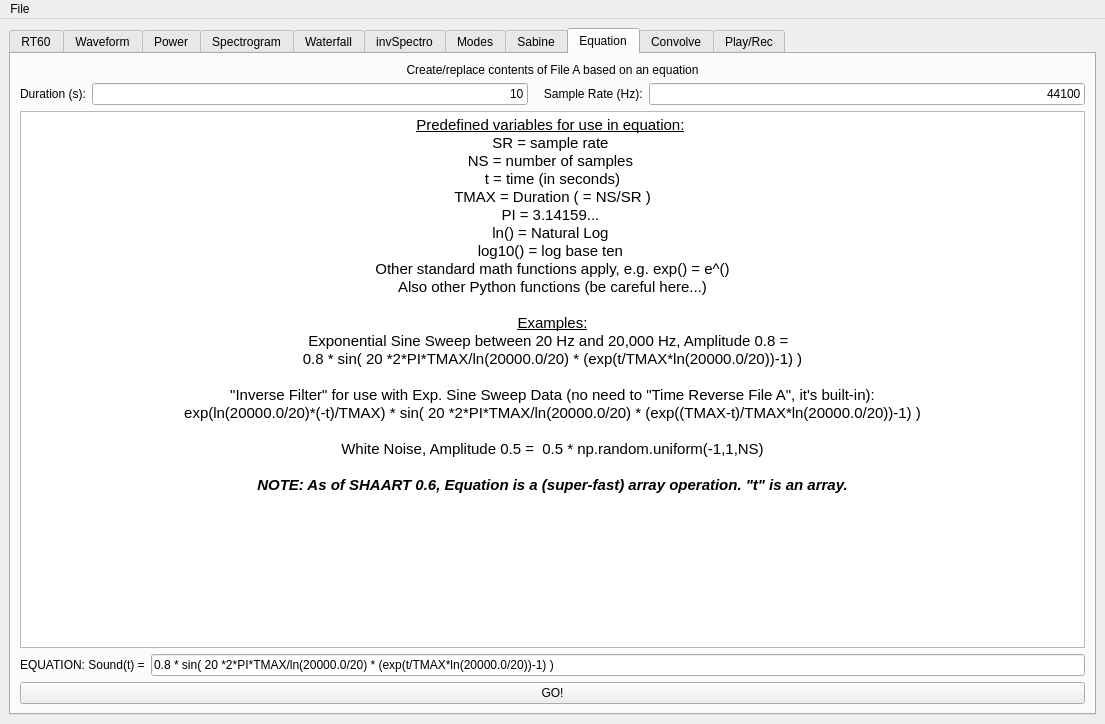
The window that source/ui_shaart.ui (drscotthawley/SHAART) describes before a commit, drawn with Qt 5.
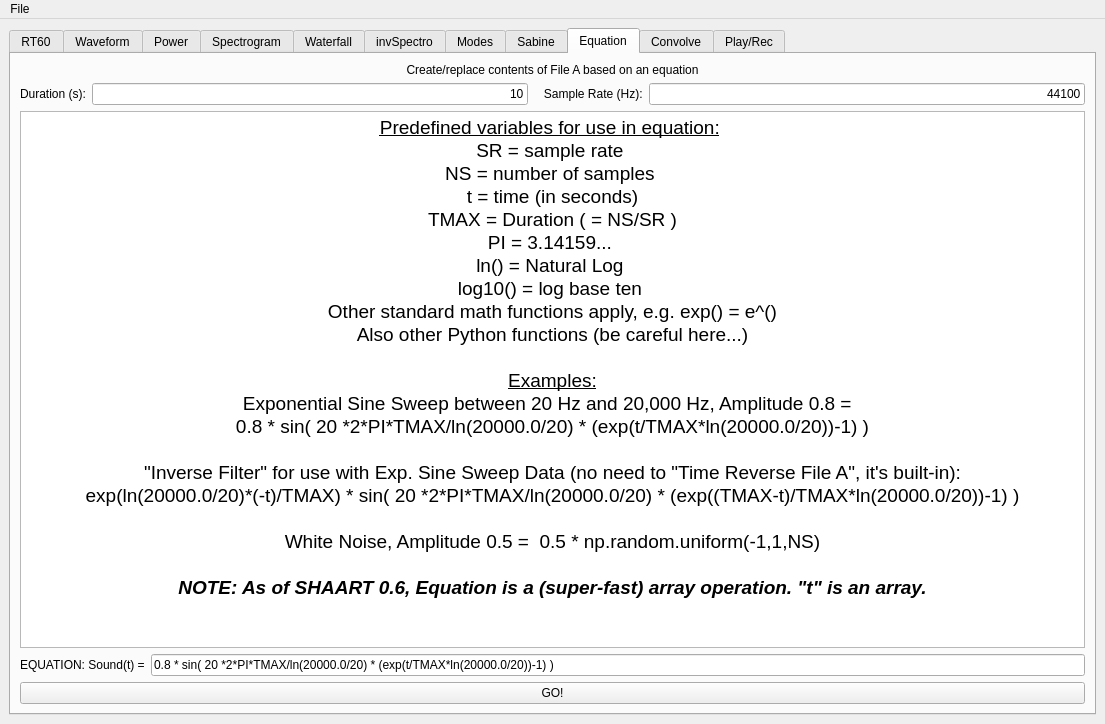
The same window after the commit. The open tabs and pages were chosen to show the change. Icons and pictures are not drawn. Custom widgets are drawn as their Qt base class.

Commit message: increased font size on equation tab

```diff
--- a/source/ui_shaart.ui
+++ b/source/ui_shaart.ui
@@ -1192,28 +1192,28 @@
                <string>&lt;!DOCTYPE HTML PUBLIC &quot;-//W3C//DTD HTML 4.0//EN&quot; &quot;http://www.w3.org/TR/REC-html40/strict.dtd&quot;&gt;
 &lt;html&gt;&lt;head&gt;&lt;meta name=&quot;qrichtext&quot; content=&quot;1&quot; /&gt;&lt;style type=&quot;text/css&quot;&gt;
 p, li { white-space: pre-wrap; }
-&lt;/style&gt;&lt;/head&gt;&lt;body style=&quot; font-family:'Sans Serif'; font-size:9pt; font-weight:400; font-style:normal;&quot;&gt;
-&lt;p align=&quot;center&quot; style=&quot; margin-top:0px; margin-bottom:0px; margin-left:0px; margin-right:0px; -qt-block-indent:0; text-indent:0px;&quot;&gt;&lt;span style=&quot; font-family:'Lucida Grande'; font-size:11pt; text-decoration: underline;&quot;&gt;Predefined variables for use in equation:&lt;/span&gt;&lt;span style=&quot; font-family:'Lucida Grande'; font-size:11pt;&quot;&gt; &lt;/span&gt;&lt;/p&gt;
-&lt;p align=&quot;center&quot; style=&quot; margin-top:0px; margin-bottom:0px; margin-left:0px; margin-right:0px; -qt-block-indent:0; text-indent:0px;&quot;&gt;&lt;span style=&quot; font-family:'Lucida Grande'; font-size:11pt;&quot;&gt;SR = sample rate &lt;/span&gt;&lt;/p&gt;
-&lt;p align=&quot;center&quot; style=&quot; margin-top:0px; margin-bottom:0px; margin-left:0px; margin-right:0px; -qt-block-indent:0; text-indent:0px;&quot;&gt;&lt;span style=&quot; font-family:'Lucida Grande'; font-size:11pt;&quot;&gt;NS = number of samples &lt;/span&gt;&lt;/p&gt;
-&lt;p align=&quot;center&quot; style=&quot; margin-top:0px; margin-bottom:0px; margin-left:0px; margin-right:0px; -qt-block-indent:0; text-indent:0px;&quot;&gt;&lt;span style=&quot; font-family:'Lucida Grande'; font-size:11pt;&quot;&gt;t = time (in seconds)&lt;/span&gt;&lt;/p&gt;
-&lt;p align=&quot;center&quot; style=&quot; margin-top:0px; margin-bottom:0px; margin-left:0px; margin-right:0px; -qt-block-indent:0; text-indent:0px;&quot;&gt;&lt;span style=&quot; font-family:'Lucida Grande'; font-size:11pt;&quot;&gt;TMAX = Duration ( = NS/SR )&lt;/span&gt;&lt;/p&gt;
-&lt;p align=&quot;center&quot; style=&quot; margin-top:0px; margin-bottom:0px; margin-left:0px; margin-right:0px; -qt-block-indent:0; text-indent:0px;&quot;&gt;&lt;span style=&quot; font-family:'Lucida Grande'; font-size:11pt;&quot;&gt;PI = 3.14159... &lt;/span&gt;&lt;/p&gt;
-&lt;p align=&quot;center&quot; style=&quot; margin-top:0px; margin-bottom:0px; margin-left:0px; margin-right:0px; -qt-block-indent:0; text-indent:0px;&quot;&gt;&lt;span style=&quot; font-family:'Lucida Grande'; font-size:11pt;&quot;&gt;ln() = Natural Log &lt;/span&gt;&lt;/p&gt;
-&lt;p align=&quot;center&quot; style=&quot; margin-top:0px; margin-bottom:0px; margin-left:0px; margin-right:0px; -qt-block-indent:0; text-indent:0px;&quot;&gt;&lt;span style=&quot; font-family:'Lucida Grande'; font-size:11pt;&quot;&gt;log10() = log base ten &lt;/span&gt;&lt;/p&gt;
-&lt;p align=&quot;center&quot; style=&quot; margin-top:0px; margin-bottom:0px; margin-left:0px; margin-right:0px; -qt-block-indent:0; text-indent:0px;&quot;&gt;&lt;span style=&quot; font-family:'Lucida Grande'; font-size:11pt;&quot;&gt;Other standard math functions apply, e.g. exp() = e^()&lt;/span&gt;&lt;/p&gt;
-&lt;p align=&quot;center&quot; style=&quot; margin-top:0px; margin-bottom:0px; margin-left:0px; margin-right:0px; -qt-block-indent:0; text-indent:0px;&quot;&gt;&lt;span style=&quot; font-family:'Lucida Grande'; font-size:11pt;&quot;&gt;Also other Python functions (be careful here...)&lt;/span&gt;&lt;/p&gt;
-&lt;p align=&quot;center&quot; style=&quot;-qt-paragraph-type:empty; margin-top:0px; margin-bottom:0px; margin-left:0px; margin-right:0px; -qt-block-indent:0; text-indent:0px; font-family:'Lucida Grande'; font-size:11pt;&quot;&gt;&lt;br /&gt;&lt;/p&gt;
-&lt;p align=&quot;center&quot; style=&quot; margin-top:0px; margin-bottom:0px; margin-left:0px; margin-right:0px; -qt-block-indent:0; text-indent:0px;&quot;&gt;&lt;span style=&quot; font-family:'Lucida Grande'; font-size:11pt; text-decoration: underline;&quot;&gt;Examples:&lt;/span&gt;&lt;/p&gt;
-&lt;p align=&quot;center&quot; style=&quot; margin-top:0px; margin-bottom:0px; margin-left:0px; margin-right:0px; -qt-block-indent:0; text-indent:0px;&quot;&gt;&lt;span style=&quot; font-family:'Lucida Grande'; font-size:11pt;&quot;&gt;Exponential Sine Sweep between 20 Hz and 20,000 Hz, Amplitude 0.8 =  &lt;/span&gt;&lt;/p&gt;
-&lt;p align=&quot;center&quot; style=&quot; margin-top:0px; margin-bottom:0px; margin-left:0px; margin-right:0px; -qt-block-indent:0; text-indent:0px;&quot;&gt;&lt;span style=&quot; font-family:'Lucida Grande'; font-size:11pt;&quot;&gt;0.8 * sin( 20 *2*PI*TMAX/ln(20000.0/20) * (exp(t/TMAX*ln(20000.0/20))-1) )&lt;/span&gt;&lt;/p&gt;
-&lt;p align=&quot;center&quot; style=&quot;-qt-paragraph-type:empty; margin-top:0px; margin-bottom:0px; margin-left:0px; margin-right:0px; -qt-block-indent:0; text-indent:0px; font-family:'Lucida Grande'; font-size:11pt;&quot;&gt;&lt;br /&gt;&lt;/p&gt;
-&lt;p align=&quot;center&quot; style=&quot; margin-top:0px; margin-bottom:0px; margin-left:0px; margin-right:0px; -qt-block-indent:0; text-indent:0px;&quot;&gt;&lt;span style=&quot; font-family:'Lucida Grande'; font-size:11pt;&quot;&gt;&amp;quot;Inverse Filter&amp;quot; for use with Exp. Sine Sweep Data (no need to &amp;quot;Time Reverse File A&amp;quot;, it's built-in):&lt;/span&gt;&lt;/p&gt;
-&lt;p align=&quot;center&quot; style=&quot; margin-top:0px; margin-bottom:0px; margin-left:0px; margin-right:0px; -qt-block-indent:0; text-indent:0px;&quot;&gt;&lt;span style=&quot; font-family:'Lucida Grande'; font-size:11pt;&quot;&gt;exp(ln(20000.0/20)*(-t)/TMAX) * sin( 20 *2*PI*TMAX/ln(20000.0/20) * (exp((TMAX-t)/TMAX*ln(20000.0/20))-1) )&lt;/span&gt;&lt;/p&gt;
-&lt;p align=&quot;center&quot; style=&quot;-qt-paragraph-type:empty; margin-top:0px; margin-bottom:0px; margin-left:0px; margin-right:0px; -qt-block-indent:0; text-indent:0px; font-family:'Lucida Grande'; font-size:11pt;&quot;&gt;&lt;br /&gt;&lt;/p&gt;
-&lt;p align=&quot;center&quot; style=&quot; margin-top:0px; margin-bottom:0px; margin-left:0px; margin-right:0px; -qt-block-indent:0; text-indent:0px;&quot;&gt;&lt;span style=&quot; font-family:'Lucida Grande'; font-size:11pt;&quot;&gt;White Noise, Amplitude 0.5 =  0.5 * np.random.uniform(-1,1,NS)&lt;/span&gt;&lt;/p&gt;
-&lt;p align=&quot;center&quot; style=&quot;-qt-paragraph-type:empty; margin-top:0px; margin-bottom:0px; margin-left:0px; margin-right:0px; -qt-block-indent:0; text-indent:0px; font-family:'Lucida Grande'; font-size:11pt;&quot;&gt;&lt;br /&gt;&lt;/p&gt;
-&lt;p align=&quot;center&quot; style=&quot; margin-top:0px; margin-bottom:0px; margin-left:0px; margin-right:0px; -qt-block-indent:0; text-indent:0px;&quot;&gt;&lt;span style=&quot; font-family:'Lucida Grande'; font-size:11pt; font-weight:600; font-style:italic;&quot;&gt;NOTE: As of SHAART 0.6, Equation is a (super-fast) array operation. &amp;quot;t&amp;quot; is an array.&lt;/span&gt;&lt;/p&gt;&lt;/body&gt;&lt;/html&gt;</string>
+&lt;/style&gt;&lt;/head&gt;&lt;body style=&quot; font-family:'.AppleSystemUIFont'; font-size:13pt; font-weight:400; font-style:normal;&quot;&gt;
+&lt;p align=&quot;center&quot; style=&quot; margin-top:0px; margin-bottom:0px; margin-left:0px; margin-right:0px; -qt-block-indent:0; text-indent:0px;&quot;&gt;&lt;span style=&quot; font-family:'Lucida Grande'; font-size:14pt; text-decoration: underline;&quot;&gt;Predefined variables for use in equation:&lt;/span&gt;&lt;span style=&quot; font-family:'Lucida Grande'; font-size:14pt;&quot;&gt; &lt;/span&gt;&lt;/p&gt;
+&lt;p align=&quot;center&quot; style=&quot; margin-top:0px; margin-bottom:0px; margin-left:0px; margin-right:0px; -qt-block-indent:0; text-indent:0px;&quot;&gt;&lt;span style=&quot; font-family:'Lucida Grande'; font-size:14pt;&quot;&gt;SR = sample rate &lt;/span&gt;&lt;/p&gt;
+&lt;p align=&quot;center&quot; style=&quot; margin-top:0px; margin-bottom:0px; margin-left:0px; margin-right:0px; -qt-block-indent:0; text-indent:0px;&quot;&gt;&lt;span style=&quot; font-family:'Lucida Grande'; font-size:14pt;&quot;&gt;NS = number of samples &lt;/span&gt;&lt;/p&gt;
+&lt;p align=&quot;center&quot; style=&quot; margin-top:0px; margin-bottom:0px; margin-left:0px; margin-right:0px; -qt-block-indent:0; text-indent:0px;&quot;&gt;&lt;span style=&quot; font-family:'Lucida Grande'; font-size:14pt;&quot;&gt;t = time (in seconds)&lt;/span&gt;&lt;/p&gt;
+&lt;p align=&quot;center&quot; style=&quot; margin-top:0px; margin-bottom:0px; margin-left:0px; margin-right:0px; -qt-block-indent:0; text-indent:0px;&quot;&gt;&lt;span style=&quot; font-family:'Lucida Grande'; font-size:14pt;&quot;&gt;TMAX = Duration ( = NS/SR )&lt;/span&gt;&lt;/p&gt;
+&lt;p align=&quot;center&quot; style=&quot; margin-top:0px; margin-bottom:0px; margin-left:0px; margin-right:0px; -qt-block-indent:0; text-indent:0px;&quot;&gt;&lt;span style=&quot; font-family:'Lucida Grande'; font-size:14pt;&quot;&gt;PI = 3.14159... &lt;/span&gt;&lt;/p&gt;
+&lt;p align=&quot;center&quot; style=&quot; margin-top:0px; margin-bottom:0px; margin-left:0px; margin-right:0px; -qt-block-indent:0; text-indent:0px;&quot;&gt;&lt;span style=&quot; font-family:'Lucida Grande'; font-size:14pt;&quot;&gt;ln() = Natural Log &lt;/span&gt;&lt;/p&gt;
+&lt;p align=&quot;center&quot; style=&quot; margin-top:0px; margin-bottom:0px; margin-left:0px; margin-right:0px; -qt-block-indent:0; text-indent:0px;&quot;&gt;&lt;span style=&quot; font-family:'Lucida Grande'; font-size:14pt;&quot;&gt;log10() = log base ten &lt;/span&gt;&lt;/p&gt;
+&lt;p align=&quot;center&quot; style=&quot; margin-top:0px; margin-bottom:0px; margin-left:0px; margin-right:0px; -qt-block-indent:0; text-indent:0px;&quot;&gt;&lt;span style=&quot; font-family:'Lucida Grande'; font-size:14pt;&quot;&gt;Other standard math functions apply, e.g. exp() = e^()&lt;/span&gt;&lt;/p&gt;
+&lt;p align=&quot;center&quot; style=&quot; margin-top:0px; margin-bottom:0px; margin-left:0px; margin-right:0px; -qt-block-indent:0; text-indent:0px;&quot;&gt;&lt;span style=&quot; font-family:'Lucida Grande'; font-size:14pt;&quot;&gt;Also other Python functions (be careful here...)&lt;/span&gt;&lt;/p&gt;
+&lt;p align=&quot;center&quot; style=&quot;-qt-paragraph-type:empty; margin-top:0px; margin-bottom:0px; margin-left:0px; margin-right:0px; -qt-block-indent:0; text-indent:0px; font-family:'Lucida Grande'; font-size:14pt;&quot;&gt;&lt;br /&gt;&lt;/p&gt;
+&lt;p align=&quot;center&quot; style=&quot; margin-top:0px; margin-bottom:0px; margin-left:0px; margin-right:0px; -qt-block-indent:0; text-indent:0px;&quot;&gt;&lt;span style=&quot; font-family:'Lucida Grande'; font-size:14pt; text-decoration: underline;&quot;&gt;Examples:&lt;/span&gt;&lt;/p&gt;
+&lt;p align=&quot;center&quot; style=&quot; margin-top:0px; margin-bottom:0px; margin-left:0px; margin-right:0px; -qt-block-indent:0; text-indent:0px;&quot;&gt;&lt;span style=&quot; font-family:'Lucida Grande'; font-size:14pt;&quot;&gt;Exponential Sine Sweep between 20 Hz and 20,000 Hz, Amplitude 0.8 =  &lt;/span&gt;&lt;/p&gt;
+&lt;p align=&quot;center&quot; style=&quot; margin-top:0px; margin-bottom:0px; margin-left:0px; margin-right:0px; -qt-block-indent:0; text-indent:0px;&quot;&gt;&lt;span style=&quot; font-family:'Lucida Grande'; font-size:14pt;&quot;&gt;0.8 * sin( 20 *2*PI*TMAX/ln(20000.0/20) * (exp(t/TMAX*ln(20000.0/20))-1) )&lt;/span&gt;&lt;/p&gt;
+&lt;p align=&quot;center&quot; style=&quot;-qt-paragraph-type:empty; margin-top:0px; margin-bottom:0px; margin-left:0px; margin-right:0px; -qt-block-indent:0; text-indent:0px; font-family:'Lucida Grande'; font-size:14pt;&quot;&gt;&lt;br /&gt;&lt;/p&gt;
+&lt;p align=&quot;center&quot; style=&quot; margin-top:0px; margin-bottom:0px; margin-left:0px; margin-right:0px; -qt-block-indent:0; text-indent:0px;&quot;&gt;&lt;span style=&quot; font-family:'Lucida Grande'; font-size:14pt;&quot;&gt;&amp;quot;Inverse Filter&amp;quot; for use with Exp. Sine Sweep Data (no need to &amp;quot;Time Reverse File A&amp;quot;, it's built-in):&lt;/span&gt;&lt;/p&gt;
+&lt;p align=&quot;center&quot; style=&quot; margin-top:0px; margin-bottom:0px; margin-left:0px; margin-right:0px; -qt-block-indent:0; text-indent:0px;&quot;&gt;&lt;span style=&quot; font-family:'Lucida Grande'; font-size:14pt;&quot;&gt;exp(ln(20000.0/20)*(-t)/TMAX) * sin( 20 *2*PI*TMAX/ln(20000.0/20) * (exp((TMAX-t)/TMAX*ln(20000.0/20))-1) )&lt;/span&gt;&lt;/p&gt;
+&lt;p align=&quot;center&quot; style=&quot;-qt-paragraph-type:empty; margin-top:0px; margin-bottom:0px; margin-left:0px; margin-right:0px; -qt-block-indent:0; text-indent:0px; font-family:'Lucida Grande'; font-size:14pt;&quot;&gt;&lt;br /&gt;&lt;/p&gt;
+&lt;p align=&quot;center&quot; style=&quot; margin-top:0px; margin-bottom:0px; margin-left:0px; margin-right:0px; -qt-block-indent:0; text-indent:0px;&quot;&gt;&lt;span style=&quot; font-family:'Lucida Grande'; font-size:14pt;&quot;&gt;White Noise, Amplitude 0.5 =  0.5 * np.random.uniform(-1,1,NS)&lt;/span&gt;&lt;/p&gt;
+&lt;p align=&quot;center&quot; style=&quot;-qt-paragraph-type:empty; margin-top:0px; margin-bottom:0px; margin-left:0px; margin-right:0px; -qt-block-indent:0; text-indent:0px; font-family:'Lucida Grande'; font-size:14pt;&quot;&gt;&lt;br /&gt;&lt;/p&gt;
+&lt;p align=&quot;center&quot; style=&quot; margin-top:0px; margin-bottom:0px; margin-left:0px; margin-right:0px; -qt-block-indent:0; text-indent:0px;&quot;&gt;&lt;span style=&quot; font-family:'Lucida Grande'; font-size:14pt; font-weight:600; font-style:italic;&quot;&gt;NOTE: As of SHAART 0.6, Equation is a (super-fast) array operation. &amp;quot;t&amp;quot; is an array.&lt;/span&gt;&lt;/p&gt;&lt;/body&gt;&lt;/html&gt;</string>
               </property>
              </widget>
             </item>
```
Left out of the diff: 6 changed lines with no effect on the pictures. The commit also changes 1 other file.
